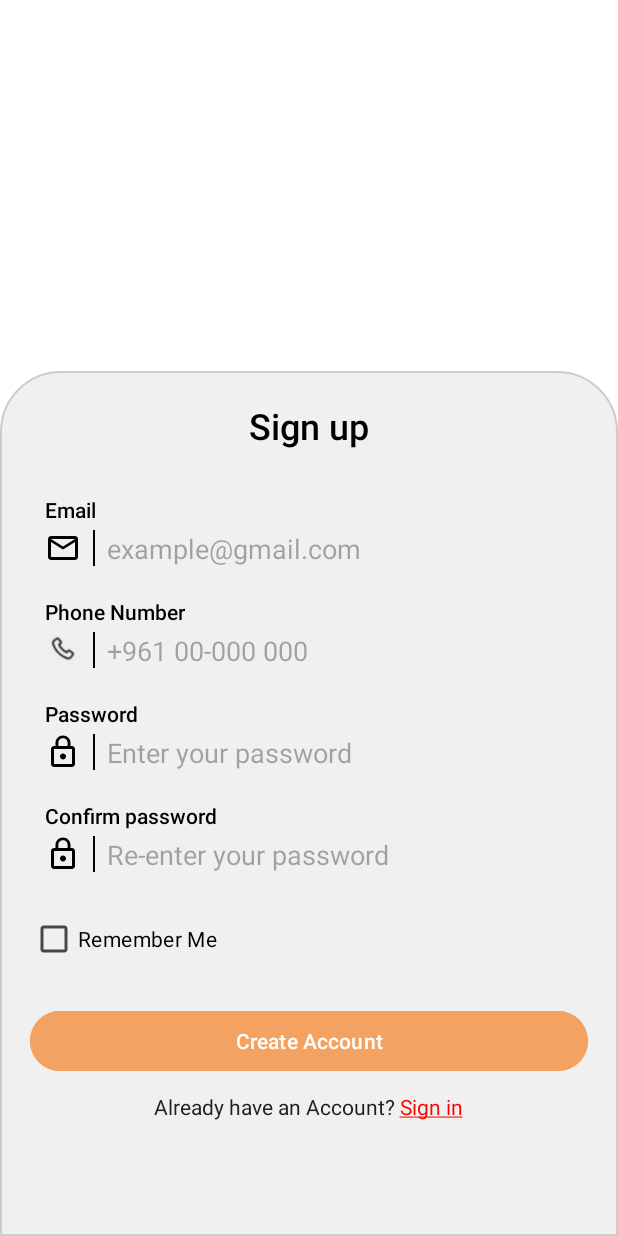
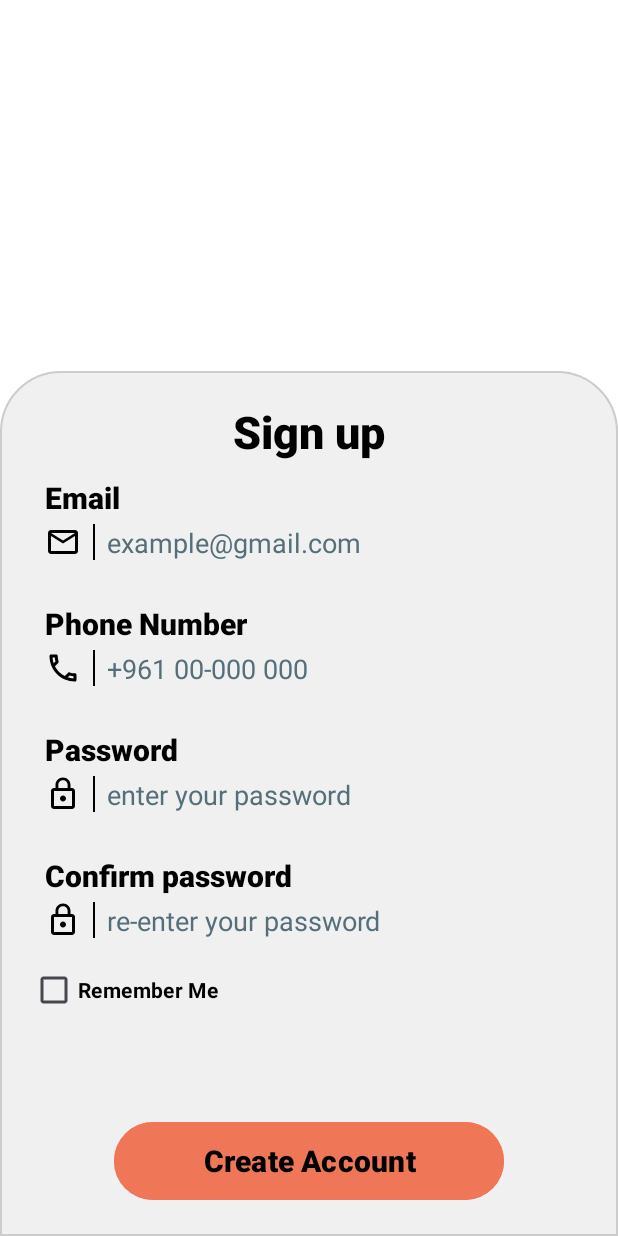
Before and after one commit to omarabbas1/SnapShop, an Android app: the SignUpActivity screen opened directly, with no data from a screen before it, on a phone screen of 412 x 824 dp. Run offline under Robolectric (Android 15) with nearby library versions, the phone set to English and light mode, and no system bars.

Commit message:
Fixed the Sign up's page design

```diff
--- a/app/src/main/java/com/myproject/project_279/SignUpActivity.kt
+++ b/app/src/main/java/com/myproject/project_279/SignUpActivity.kt
@@ -55,7 +55,7 @@ class SignUpActivity : AppCompatActivity() {
         }
 
         // Color span for "Sign in"
-        val signInColor = ForegroundColorSpan(Color.RED)
+        val signInColor = ForegroundColorSpan(Color.rgb(59, 150, 220))
 
         // Apply clickable and color span only to "Sign in"
         val startIndex = fullText.indexOf("Sign in") // Start index of "Sign in"
--- /dev/null
+++ b/app/src/main/res/drawable/outline_phone_24.xml
@@ -0,0 +1,5 @@
+<vector xmlns:android="http://schemas.android.com/apk/res/android" android:height="24dp" android:tint="#000000" android:viewportHeight="24" android:viewportWidth="24" android:width="24dp">
+
+    <path android:fillColor="@android:color/white" android:pathData="M6.54,5c0.06,0.89 0.21,1.76 0.45,2.59l-1.2,1.2c-0.41,-1.2 -0.67,-2.47 -0.76,-3.79h1.51m9.86,12.02c0.85,0.24 1.72,0.39 2.6,0.45v1.49c-1.32,-0.09 -2.59,-0.35 -3.8,-0.75l1.2,-1.19M7.5,3H4c-0.55,0 -1,0.45 -1,1 0,9.39 7.61,17 17,17 0.55,0 1,-0.45 1,-1v-3.49c0,-0.55 -0.45,-1 -1,-1 -1.24,0 -2.45,-0.2 -3.57,-0.57 -0.1,-0.04 -0.21,-0.05 -0.31,-0.05 -0.26,0 -0.51,0.1 -0.71,0.29l-2.2,2.2c-2.83,-1.45 -5.15,-3.76 -6.59,-6.59l2.2,-2.2c0.28,-0.28 0.36,-0.67 0.25,-1.02C8.7,6.45 8.5,5.25 8.5,4c0,-0.55 -0.45,-1 -1,-1z"/>
+
+</vector>
--- a/app/src/main/res/layout/activity_sign_in.xml
+++ b/app/src/main/res/layout/activity_sign_in.xml
@@ -139,7 +139,6 @@
             android:id="@+id/rememberMe"
             android:layout_width="wrap_content"
             android:layout_height="wrap_content"
-            android:layout_marginTop="10dp"
             android:text="@string/remember_me"
             android:textColor="@color/black"
             android:textStyle="bold" />
--- a/app/src/main/res/layout/activity_sign_up.xml
+++ b/app/src/main/res/layout/activity_sign_up.xml
@@ -5,7 +5,7 @@
     android:id="@+id/constraintLayout"
     android:layout_width="match_parent"
     android:layout_height="match_parent"
-    android:background="#FFFFFF"
+    android:background="@color/white"
     tools:context=".MainActivity">
 
     <!-- Card or rounded background -->
@@ -28,11 +28,11 @@
             android:layout_width="wrap_content"
             android:layout_height="wrap_content"
             android:layout_gravity="center"
-            android:layout_marginBottom="20dp"
             android:fontFamily="sans-serif-medium"
-            android:text="Sign up"
-            android:textColor="#000000"
-            android:textSize="24sp" />
+            android:text="@string/sign_up_button"
+            android:textColor="@color/black"
+            android:textSize="30sp"
+            android:textStyle="bold"/>
 
         <!-- Email input field with label -->
         <LinearLayout
@@ -46,9 +46,10 @@
                 android:layout_height="wrap_content"
                 android:layout_marginBottom="4dp"
                 android:fontFamily="sans-serif-medium"
-                android:text="Email"
-                android:textColor="#000000"
-                android:textSize="14sp" />
+                android:text="@string/email"
+                android:textColor="@color/black"
+                android:textSize="20sp"
+                android:textStyle="bold"/>
 
             <LinearLayout
                 android:layout_width="match_parent"
@@ -59,24 +60,28 @@
                 <ImageView
                     android:layout_width="24dp"
                     android:layout_height="24dp"
-                    android:src="@drawable/baseline_mail_outline_24" />
+                    android:src="@drawable/baseline_mail_outline_24"
+                    android:contentDescription="@string/email_icon"/>
 
                 <View
                     android:layout_width="1dp"
                     android:layout_height="24dp"
                     android:layout_marginStart="8dp"
                     android:layout_marginEnd="8dp"
-                    android:background="#000000" />
+                    android:background="@color/black" />
 
                 <EditText
                     android:id="@+id/email"
                     android:layout_width="0dp"
                     android:layout_height="wrap_content"
                     android:layout_weight="1"
+                    android:autofillHints=""
                     android:background="@android:color/transparent"
-                    android:hint="example@gmail.com"
+                    android:hint="@string/example_gmail_com"
                     android:inputType="textEmailAddress"
-                    android:textColor="#000000" />
+                    android:textColor="@color/black"
+                    android:textColorHint="@color/dark_gray"
+                    tools:ignore="TouchTargetSizeCheck,VisualLintTextFieldSize" />
             </LinearLayout>
         </LinearLayout>
 
@@ -91,10 +96,12 @@
                 android:layout_width="wrap_content"
                 android:layout_height="wrap_content"
                 android:layout_marginBottom="4dp"
+                android:layout_marginTop="8dp"
                 android:fontFamily="sans-serif-medium"
-                android:text="Phone Number"
-                android:textColor="#000000"
-                android:textSize="14sp" />
+                android:text="@string/phone_number"
+                android:textColor="@color/black"
+                android:textSize="20sp"
+                android:textStyle="bold"/>
 
             <LinearLayout
                 android:layout_width="match_parent"
@@ -105,24 +112,28 @@
                 <ImageView
                     android:layout_width="24dp"
                     android:layout_height="24dp"
-                    android:src="@drawable/ic_phone" />
+                    android:src="@drawable/outline_phone_24"
+                    android:contentDescription="@string/phone_icon"/>
 
                 <View
                     android:layout_width="1dp"
                     android:layout_height="24dp"
                     android:layout_marginStart="8dp"
                     android:layout_marginEnd="8dp"
-                    android:background="#000000" />
+                    android:background="@color/black" />
 
                 <EditText
                     android:id="@+id/phoneNumber"
                     android:layout_width="0dp"
                     android:layout_height="wrap_content"
                     android:layout_weight="1"
+                    android:autofillHints=""
                     android:background="@android:color/transparent"
-                    android:hint="+961 00-000 000"
+                    android:hint="@string/phone_number_example"
                     android:inputType="phone"
-                    android:textColor="#000000" />
+                    android:textColor="@color/black"
+                    android:textColorHint="@color/dark_gray"
+                    tools:ignore="TouchTargetSizeCheck,VisualLintTextFieldSize" />
             </LinearLayout>
         </LinearLayout>
 
@@ -137,10 +148,12 @@
                 android:layout_width="wrap_content"
                 android:layout_height="wrap_content"
                 android:layout_marginBottom="4dp"
+                android:layout_marginTop="8dp"
                 android:fontFamily="sans-serif-medium"
-                android:text="Password"
-                android:textColor="#000000"
-                android:textSize="14sp" />
+                android:text="@string/password"
+                android:textColor="@color/black"
+                android:textSize="20sp"
+                android:textStyle="bold"/>
 
             <LinearLayout
                 android:layout_width="match_parent"
@@ -151,24 +164,28 @@
                 <ImageView
                     android:layout_width="24dp"
                     android:layout_height="24dp"
-                    android:src="@drawable/baseline_lock_outline_24" />
+                    android:src="@drawable/baseline_lock_outline_24"
+                    android:contentDescription="@string/password_lock"/>
 
                 <View
                     android:layout_width="1dp"
                     android:layout_height="24dp"
                     android:layout_marginStart="8dp"
                     android:layout_marginEnd="8dp"
-                    android:background="#000000" />
+                    android:background="@color/black" />
 
                 <EditText
                     android:id="@+id/password"
                     android:layout_width="0dp"
                     android:layout_height="wrap_content"
                     android:layout_weight="1"
+                    android:autofillHints=""
                     android:background="@android:color/transparent"
-                    android:hint="Enter your password"
+                    android:hint="@string/enter_your_password"
                     android:inputType="textPassword"
-                    android:textColor="#000000" />
+                    android:textColor="@color/black"
+                    android:textColorHint="@color/dark_gray"
+                    tools:ignore="TouchTargetSizeCheck,VisualLintTextFieldSize" />
             </LinearLayout>
         </LinearLayout>
 
@@ -183,10 +200,12 @@
                 android:layout_width="wrap_content"
                 android:layout_height="wrap_content"
                 android:layout_marginBottom="4dp"
+                android:layout_marginTop="8dp"
                 android:fontFamily="sans-serif-medium"
-                android:text="Confirm password"
-                android:textColor="#000000"
-                android:textSize="14sp" />
+                android:text="@string/confirm_password"
+                android:textColor="@color/black"
+                android:textSize="20sp"
+                android:textStyle="bold"/>
 
             <LinearLayout
                 android:layout_width="match_parent"
@@ -197,24 +216,28 @@
                 <ImageView
                     android:layout_width="24dp"
                     android:layout_height="24dp"
-                    android:src="@drawable/baseline_lock_outline_24" />
+                    android:src="@drawable/baseline_lock_outline_24"
+                    android:contentDescription="@string/password_lock"/>
 
                 <View
                     android:layout_width="1dp"
                     android:layout_height="24dp"
                     android:layout_marginStart="8dp"
                     android:layout_marginEnd="8dp"
-                    android:background="#000000" />
+                    android:background="@color/black" />
 
                 <EditText
                     android:id="@+id/confirmPassword"
                     android:layout_width="0dp"
                     android:layout_height="wrap_content"
                     android:layout_weight="1"
+                    android:autofillHints=""
                     android:background="@android:color/transparent"
-                    android:hint="Re-enter your password"
+                    android:hint="@string/re_enter_your_password"
                     android:inputType="textPassword"
-                    android:textColor="#000000" />
+                    android:textColor="@color/black"
+                    android:textColorHint="@color/dark_gray"
+                    tools:ignore="TouchTargetSizeCheck,VisualLintTextFieldSize" />
             </LinearLayout>
         </LinearLayout>
 
@@ -223,19 +246,22 @@
             android:id="@+id/rememberMe"
             android:layout_width="wrap_content"
             android:layout_height="wrap_content"
-            android:layout_marginTop="10dp"
-            android:text="Remember Me"
-            android:textColor="#000000" />
+            android:text="@string/remember_me"
+            android:textColor="@color/black"
+            android:textStyle="bold"/>
 
         <!-- Create Account Button -->
         <Button
             android:id="@+id/btnCreateAccount"
-            android:layout_width="match_parent"
-            android:layout_height="wrap_content"
-            android:layout_marginTop="20dp"
-            android:backgroundTint="#F4A261"
-            android:text="Create Account"
-            android:textColor="#FFFFFF" />
+            android:layout_width="260dp"
+            android:layout_height="60dp"
+            android:layout_marginTop="60dp"
+            android:layout_gravity="center"
+            android:backgroundTint="@color/orange"
+            android:text="@string/create_account"
+            android:textColor="@color/black"
+            android:textSize="20sp"
+            android:textStyle="bold"/>
 
         <!-- Sign in Text -->
         <TextView
@@ -245,8 +271,9 @@
             android:layout_gravity="center"
             android:layout_marginTop="10dp"
             android:gravity="center"
-            android:text="Already have an Account? Sign in"
-            android:textColor="@color/sign_up_selector" />
+            android:text="@string/already_have_an_account_sign_in"
+            android:textColor="@color/sign_up_selector"
+            android:textStyle="bold"/>
     </LinearLayout>
 
 </androidx.constraintlayout.widget.ConstraintLayout>
--- a/app/src/main/res/values/strings.xml
+++ b/app/src/main/res/values/strings.xml
@@ -13,4 +13,11 @@
     <string name="remember_me">Remember Me</string>
     <string name="log_in_button">Log in</string>
     <string name="don_t_have_an_account_sign_up">Don’t have an Account? Sign up</string>
+    <string name="phone_number">Phone Number</string>
+    <string name="phone_icon">phone icon</string>
+    <string name="phone_number_example">+961 00-000 000</string>
+    <string name="confirm_password">Confirm password</string>
+    <string name="re_enter_your_password">re-enter your password</string>
+    <string name="create_account">Create Account</string>
+    <string name="already_have_an_account_sign_in">Already have an Account? Sign in</string>
 </resources>
```
Also changed, not shown: app/src/main/res/drawable/ic_phone.png (deleted).
